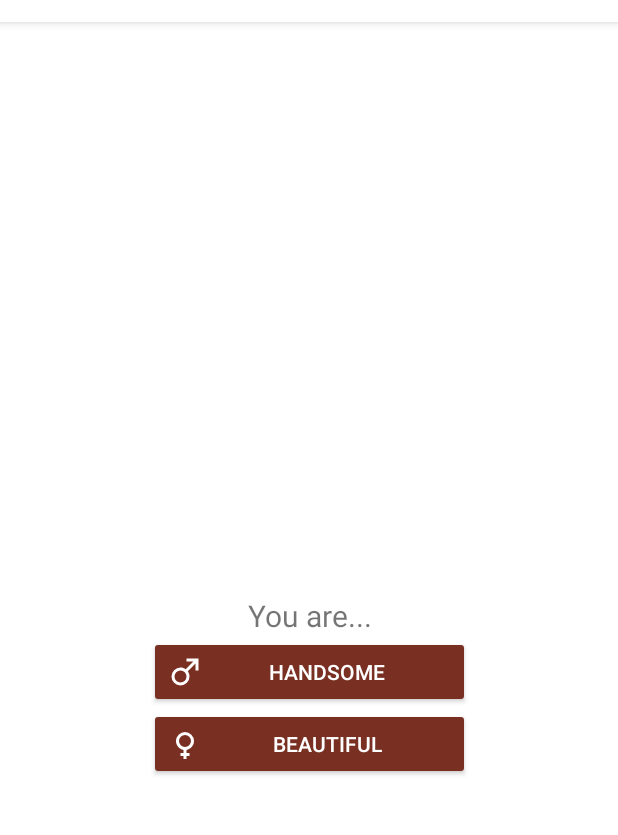
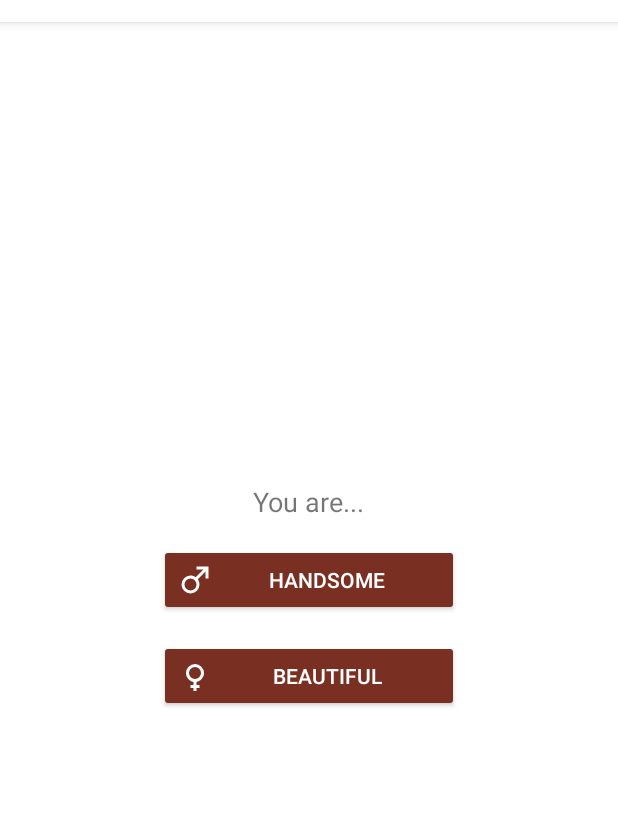
Before and after one commit to DoctorCrash81/LOTR_Face, an Android app: the WhoIsActivity screen opened directly, with no data from a screen before it, on a phone screen of 412 x 824 dp, the part 62-897 px from its top. Run offline under Robolectric (Android 15) with nearby library versions, the phone set to English and light mode, and no system bars.

Commit message:
мелкие доработки

```diff
--- a/app/src/main/res/layout/activity_load.xml
+++ b/app/src/main/res/layout/activity_load.xml
@@ -40,10 +40,11 @@
 
         <androidx.appcompat.widget.AppCompatButton
             android:id="@+id/_btGallery"
+            android:textColor="#fff"
             android:layout_width="wrap_content"
             android:layout_height="wrap_content"
             android:layout_gravity="center_horizontal"
-            android:backgroundTint="#FFF"
+            android:backgroundTint="@color/colorBtnFace"
             android:drawableStart="@drawable/ic_baseline_photo_library_24"
             android:drawableLeft="@drawable/ic_baseline_photo_library_24"
             android:text="@string/choose_another_photo"
@@ -51,10 +52,11 @@
 
         <androidx.appcompat.widget.AppCompatButton
             android:id="@+id/_btTryAgain"
+            android:textColor="#fff"
             android:layout_width="wrap_content"
             android:layout_height="wrap_content"
             android:layout_gravity="center_horizontal"
-            android:backgroundTint="#FFF"
+            android:backgroundTint="@color/colorBtnFace"
             android:drawableStart="@drawable/ic_baseline_refresh_24"
             android:drawableLeft="@drawable/ic_baseline_refresh_24"
             android:text="@string/try_again"
--- a/app/src/main/res/layout/activity_who_is.xml
+++ b/app/src/main/res/layout/activity_who_is.xml
@@ -1,42 +1,32 @@
 <?xml version="1.0" encoding="utf-8"?>
-<androidx.constraintlayout.widget.ConstraintLayout xmlns:android="http://schemas.android.com/apk/res/android"
+<LinearLayout
+    xmlns:android="http://schemas.android.com/apk/res/android"
     xmlns:app="http://schemas.android.com/apk/res-auto"
     xmlns:tools="http://schemas.android.com/tools"
     android:layout_width="match_parent"
     android:layout_height="match_parent"
+    android:orientation="vertical"
     android:background="@color/colorBtnText"
     tools:context=".ui.WhoIsActivity">
 
-    <LinearLayout
-        android:layout_width="295dp"
-        android:layout_height="140dp"
-        android:layout_marginStart="32dp"
-        android:layout_marginLeft="32dp"
-        android:layout_marginTop="389dp"
-        android:layout_marginEnd="32dp"
-        android:layout_marginRight="32dp"
-        android:layout_marginBottom="246dp"
-        android:orientation="vertical"
-        app:layout_constraintBottom_toBottomOf="parent"
-        app:layout_constraintEnd_toEndOf="parent"
-        app:layout_constraintStart_toStartOf="parent"
-        app:layout_constraintTop_toTopOf="parent"
-        app:layout_constraintVertical_bias="1.0">
+    <View
+        android:layout_width="match_parent"
+        android:layout_height="0dp"
+        android:layout_weight="1"/>
 
-        <TextView
-            android:id="@+id/textView"
-            android:layout_width="wrap_content"
-            android:layout_height="wrap_content"
-            android:layout_gravity="center_horizontal"
-            android:gravity="center"
-            android:text="@string/you_are"
-            android:textSize="20sp" />
+<TextView
+    android:layout_width="wrap_content"
+    android:layout_height="wrap_content"
+    android:layout_gravity="center_horizontal"
+    android:text="@string/you_are"
+    android:textSize="18sp"
+    android:layout_marginBottom="16dp"/>
 
         <androidx.appcompat.widget.AppCompatButton
             android:id="@+id/_btHandsome"
-            android:layout_width="214dp"
+            android:layout_width="200dp"
             android:layout_height="wrap_content"
-            android:layout_gravity="center_horizontal|top"
+            android:layout_gravity="center_horizontal"
             android:backgroundTint="@color/colorBtnFace"
             android:drawableStart="@drawable/ic_gender_male"
             android:drawableLeft="@drawable/ic_gender_male"
@@ -44,15 +34,19 @@
             android:textColor="@color/colorBtnText" />
 
         <androidx.appcompat.widget.AppCompatButton
+            android:layout_marginTop="16dp"
             android:id="@+id/_btBeauty"
-            android:layout_width="214dp"
+            android:layout_width="200dp"
             android:layout_height="wrap_content"
-            android:layout_gravity="bottom|center"
+            android:layout_gravity="center_horizontal"
             android:backgroundTint="@color/colorBtnFace"
             android:drawableStart="@drawable/ic_gender_female"
             android:drawableLeft="@drawable/ic_gender_female"
             android:text="@string/beautiful"
             android:textColor="@color/colorBtnText" />
-    </LinearLayout>
+    <View
+        android:layout_width="match_parent"
+        android:layout_height="0dp"
+        android:layout_weight="1"/>
 
-</androidx.constraintlayout.widget.ConstraintLayout>
+</LinearLayout>
--- a/app/src/main/res/values/strings.xml
+++ b/app/src/main/res/values/strings.xml
@@ -18,6 +18,8 @@
 
     <string name="handsome">Handsome</string>
     <string name="beautiful">Beautiful</string>
+
+    <string name="human">Human</string>
 
     <string name="your_lookalike">What would you look like in Tolkien`s world?</string>
     <string name="you_are">You are...</string>
```
Also changed, not shown: app/src/main/res/layout/view_bs_result.xml (+19 -15 lines), 1 other file.
